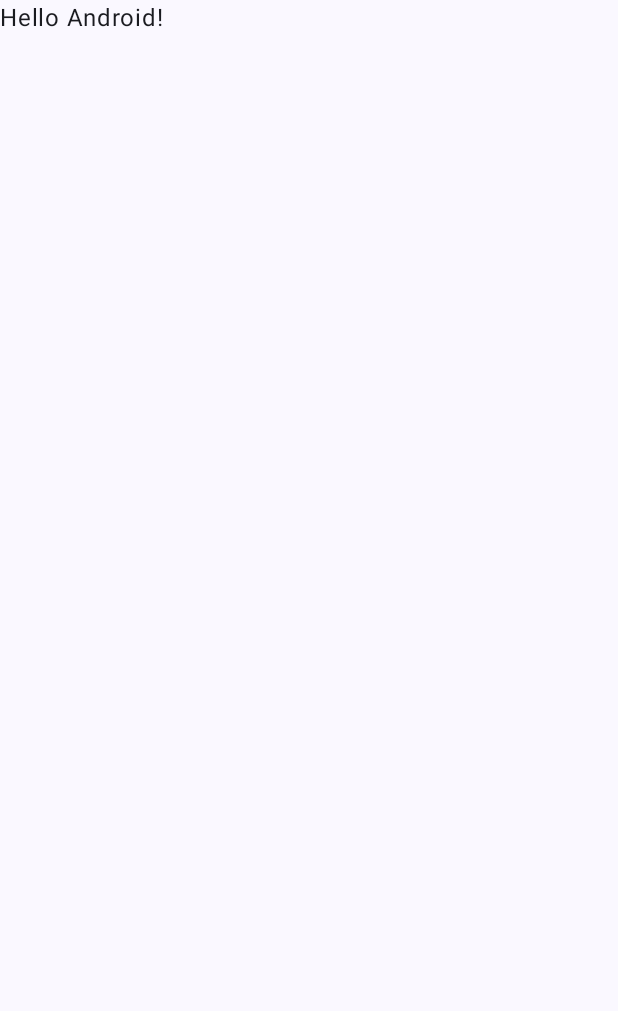
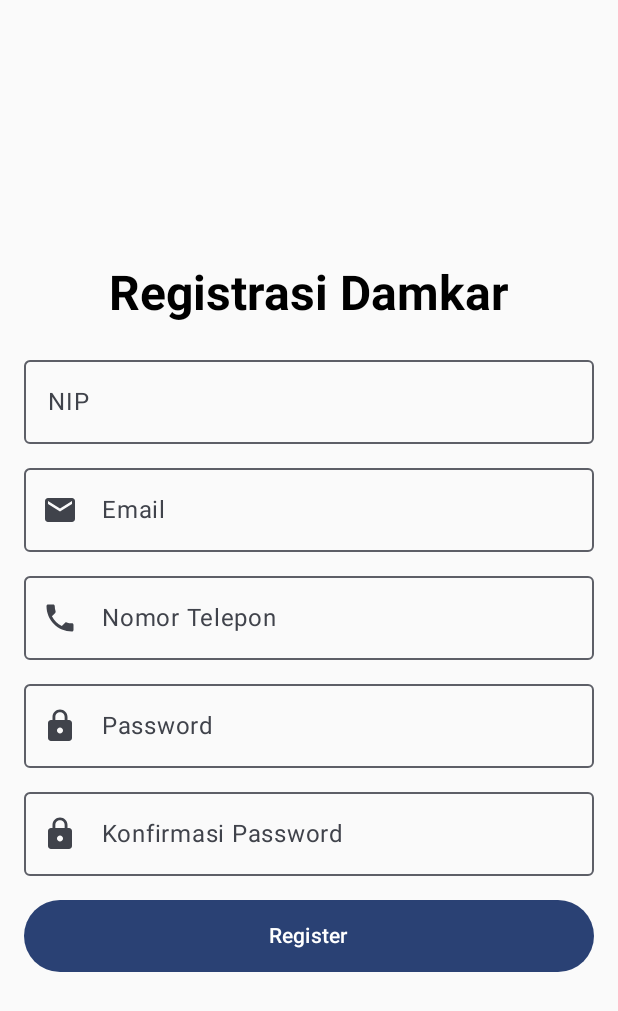
Before and after one commit to PyroApp-Team/pyroApp, an Android app built with Jetpack Compose: the screen it shows after launch (MainActivity), on a phone screen of 412 x 824 dp. Before the commit the part shown is almost empty. Shown: the top 1011 px of the screen. Run offline under Robolectric (Android 15) with nearby library versions, the phone set to English and light mode, and no system bars.

Commit message:
Membuat Tampilan Registrasi

```diff
--- a/app/build.gradle.kts
+++ b/app/build.gradle.kts
@@ -10,7 +10,7 @@
 
     defaultConfig {
         applicationId = "com.clara0007.pyro"
-        minSdk = 35
+        minSdk = 30
         targetSdk = 35
         versionCode = 1
         versionName = "1.0"
@@ -49,6 +49,8 @@
     implementation(libs.androidx.ui.graphics)
     implementation(libs.androidx.ui.tooling.preview)
     implementation(libs.androidx.material3)
+    implementation(libs.androidx.foundation)
+    implementation(libs.androidx.foundation.layout)
     testImplementation(libs.junit)
     androidTestImplementation(libs.androidx.junit)
     androidTestImplementation(libs.androidx.espresso.core)
--- a/app/src/main/java/com/clara0007/pyro/MainActivity.kt
+++ b/app/src/main/java/com/clara0007/pyro/MainActivity.kt
@@ -1,16 +1,15 @@
 package com.clara0007.pyro
 
+import android.content.res.Configuration
 import android.os.Bundle
+import android.util.Log
+import android.widget.Toast
 import androidx.activity.ComponentActivity
 import androidx.activity.compose.setContent
 import androidx.activity.enableEdgeToEdge
-import androidx.compose.foundation.layout.fillMaxSize
-import androidx.compose.foundation.layout.padding
-import androidx.compose.material3.Scaffold
-import androidx.compose.material3.Text
 import androidx.compose.runtime.Composable
-import androidx.compose.ui.Modifier
 import androidx.compose.ui.tooling.preview.Preview
+import com.clara0007.pyro.ui.screen.RegistasiDamkarScreen
 import com.clara0007.pyro.ui.theme.PyroTheme
 
 class MainActivity : ComponentActivity() {
@@ -19,29 +18,22 @@
         enableEdgeToEdge()
         setContent {
             PyroTheme {
-                Scaffold(modifier = Modifier.fillMaxSize()) { innerPadding ->
-                    Greeting(
-                        name = "Android",
-                        modifier = Modifier.padding(innerPadding)
-                    )
+                RegistasiDamkarScreen { nip, username, email, phoneNumber, password ->
+                    Log.d("REGISTER", "NIP: $nip, Username: $username, Email: $email, Phone: $phoneNumber, Password: $password")
+                    Toast.makeText(this, "Registrasi Berhasil!", Toast.LENGTH_SHORT).show()
                 }
             }
         }
     }
 }
 
+@Preview(showBackground = true)
+@Preview(uiMode = Configuration.UI_MODE_NIGHT_YES, showBackground = true)
 @Composable
-fun Greeting(name: String, modifier: Modifier = Modifier) {
-    Text(
-        text = "Hello $name!",
-        modifier = modifier
-    )
-}
-
-@Preview(showBackground = true)
-@Composable
-fun GreetingPreview() {
+fun MainScreenPreview(){
     PyroTheme {
-        Greeting("Android")
+        RegistasiDamkarScreen (
+            onRegister = {nip, username, email, phoneNumber, password -> }
+        )
     }
 }
--- /dev/null
+++ b/app/src/main/java/com/clara0007/pyro/ui/screen/RegistrasiDamkarScreen.kt
@@ -0,0 +1,166 @@
+package com.clara0007.pyro.ui.screen
+
+import android.util.Patterns
+import androidx.compose.foundation.layout.Arrangement
+import androidx.compose.foundation.layout.Column
+import androidx.compose.foundation.layout.Spacer
+import androidx.compose.foundation.layout.fillMaxSize
+import androidx.compose.foundation.layout.fillMaxWidth
+import androidx.compose.foundation.layout.height
+import androidx.compose.foundation.layout.padding
+import androidx.compose.foundation.text.KeyboardOptions
+import androidx.compose.material.icons.Icons
+import androidx.compose.material.icons.filled.Email
+import androidx.compose.material.icons.filled.Lock
+import androidx.compose.material.icons.filled.Phone
+import androidx.compose.material3.Button
+import androidx.compose.material3.Icon
+import androidx.compose.material3.MaterialTheme
+import androidx.compose.material3.OutlinedTextField
+import androidx.compose.material3.Text
+import androidx.compose.runtime.Composable
+import androidx.compose.runtime.mutableStateOf
+import androidx.compose.runtime.remember
+import androidx.compose.runtime.getValue
+import androidx.compose.runtime.setValue
+import androidx.compose.ui.Alignment
+import androidx.compose.ui.Modifier
+import androidx.compose.ui.text.font.FontWeight
+import androidx.compose.ui.text.input.KeyboardType
+import androidx.compose.ui.text.input.PasswordVisualTransformation
+import androidx.compose.ui.unit.dp
+
+@Composable
+fun RegistasiDamkarScreen(onRegister: (String, String, String, String, String) -> Unit) {
+    var nip by remember { mutableStateOf("") }
+    var username by remember { mutableStateOf("") }
+    var email by remember { mutableStateOf("") }
+    var phoneNumber by remember { mutableStateOf("") }
+    var password by remember { mutableStateOf("") }
+    var confirmPassword by remember { mutableStateOf("") }
+
+    var errorMessage by remember { mutableStateOf("") }
+
+    Column (
+        modifier = Modifier.fillMaxSize().padding(16.dp),
+        horizontalAlignment = Alignment.CenterHorizontally,
+        verticalArrangement = Arrangement.Center
+    ){
+        Text(
+            text = "Registrasi Damkar",
+            style = MaterialTheme.typography.headlineLarge,
+            fontWeight = FontWeight.Bold
+        )
+
+        Spacer(modifier = Modifier.height(16.dp))
+
+        // Input NIP
+        OutlinedTextField(
+            value = nip,
+            onValueChange = { nip = it },
+            label = { Text("NIP") },
+            modifier = Modifier.fillMaxWidth()
+        )
+
+        Spacer(modifier = Modifier.height(8.dp))
+
+        //Input Email
+        OutlinedTextField(
+            value = email,
+            onValueChange = { email = it },
+            label = { Text("Email") },
+            leadingIcon = { Icon(Icons.Default.Email, contentDescription = null) },
+            keyboardOptions = KeyboardOptions.Default.copy(
+                keyboardType = KeyboardType.Email
+            ),
+            modifier = Modifier.fillMaxWidth()
+        )
+
+        Spacer(modifier = Modifier.height(8.dp))
+
+        // Input Nomor Telepon
+        OutlinedTextField(
+            value = phoneNumber,
+            onValueChange = { phoneNumber = it },
+            label = { Text("Nomor Telepon") },
+            leadingIcon = { Icon(Icons.Default.Phone, contentDescription = null)},
+            keyboardOptions = KeyboardOptions.Default.copy(
+                keyboardType = KeyboardType.Phone
+            ),
+            modifier = Modifier.fillMaxWidth()
+        )
+
+        Spacer(modifier = Modifier.height(8.dp))
+
+        // Input Password
+        OutlinedTextField(
+            value = password,
+            onValueChange = { password = it },
+            label = { Text("Password") },
+            leadingIcon = { Icon(Icons.Default.Lock, contentDescription = null)},
+            visualTransformation = PasswordVisualTransformation(),
+            keyboardOptions = KeyboardOptions.Default.copy(
+                keyboardType = KeyboardType.Password
+            ),
+            modifier = Modifier.fillMaxWidth()
+        )
+
+        Spacer(modifier = Modifier.height(8.dp))
+
+        // Input Konfirmasi Password
+        OutlinedTextField(
+            value = confirmPassword,
+            onValueChange = { confirmPassword = it },
+            label = { Text("Konfirmasi Password") },
+            leadingIcon = { Icon(Icons.Default.Lock, contentDescription = null)},
+            keyboardOptions = KeyboardOptions.Default.copy(
+                keyboardType = KeyboardType.Password
+            ),
+            modifier = Modifier.fillMaxWidth()
+        )
+
+        Spacer(modifier = Modifier.height(16.dp))
+
+        // Menampilkan error kalau ada
+        if (errorMessage.isNotEmpty()) {
+            Text(
+                text = errorMessage,
+                color = MaterialTheme.colorScheme.error,
+                style = MaterialTheme.typography.bodySmall
+            )
+            Spacer(modifier = Modifier.height(8.dp))
+        }
+
+        // Tombol Register
+        Button(
+            onClick = {
+                errorMessage = validateForm(nip, username, email, phoneNumber, password, confirmPassword)
+                if (errorMessage.isEmpty()) {
+                    onRegister(nip, username, email, phoneNumber, password)
+                }
+            },
+            modifier = Modifier.fillMaxWidth().height(48.dp)
+        ) {
+            Text("Register")
+        }
+    }
+}
+
+// Fungsi validasi
+private fun validateForm(
+    nip: String,
+    username: String,
+    email: String,
+    phoneNumber: String,
+    password: String,
+    confirmPassword: String
+): String {
+    if (nip.isBlank()) return "NIP tidak boleh kosong"
+    if (username.isBlank()) return "Username tidak boleh kosong"
+    if (email.isBlank() || !Patterns.EMAIL_ADDRESS.matcher(email).matches()) return "Format email tidak valid"
+    if (phoneNumber.isBlank() || phoneNumber.length < 10) return "Nomor telepon tidak valid"
+    if (password.isBlank()) return "Password tidak boleh kosong"
+    if (confirmPassword.isBlank()) return "Konfirmasi password tidak boleh kosong"
+    if (password != confirmPassword) return "Password dan konfirmasi password tidak cocok"
+    return ""
+}
--- a/gradle/libs.versions.toml
+++ b/gradle/libs.versions.toml
@@ -8,6 +8,7 @@
 lifecycleRuntimeKtx = "2.8.7"
 activityCompose = "1.10.1"
 composeBom = "2024.04.01"
+foundation = "1.7.0"
 
 [libraries]
 androidx-core-ktx = { group = "androidx.core", name = "core-ktx", version.ref = "coreKtx" }
@@ -24,6 +25,8 @@
 androidx-ui-test-manifest = { group = "androidx.compose.ui", name = "ui-test-manifest" }
 androidx-ui-test-junit4 = { group = "androidx.compose.ui", name = "ui-test-junit4" }
 androidx-material3 = { group = "androidx.compose.material3", name = "material3" }
+androidx-foundation = { group = "androidx.compose.foundation", name = "foundation", version.ref = "foundation" }
+androidx-foundation-layout = { group = "androidx.compose.foundation", name = "foundation-layout", version.ref = "foundation" }
 
 [plugins]
 android-application = { id = "com.android.application", version.ref = "agp" }
```
